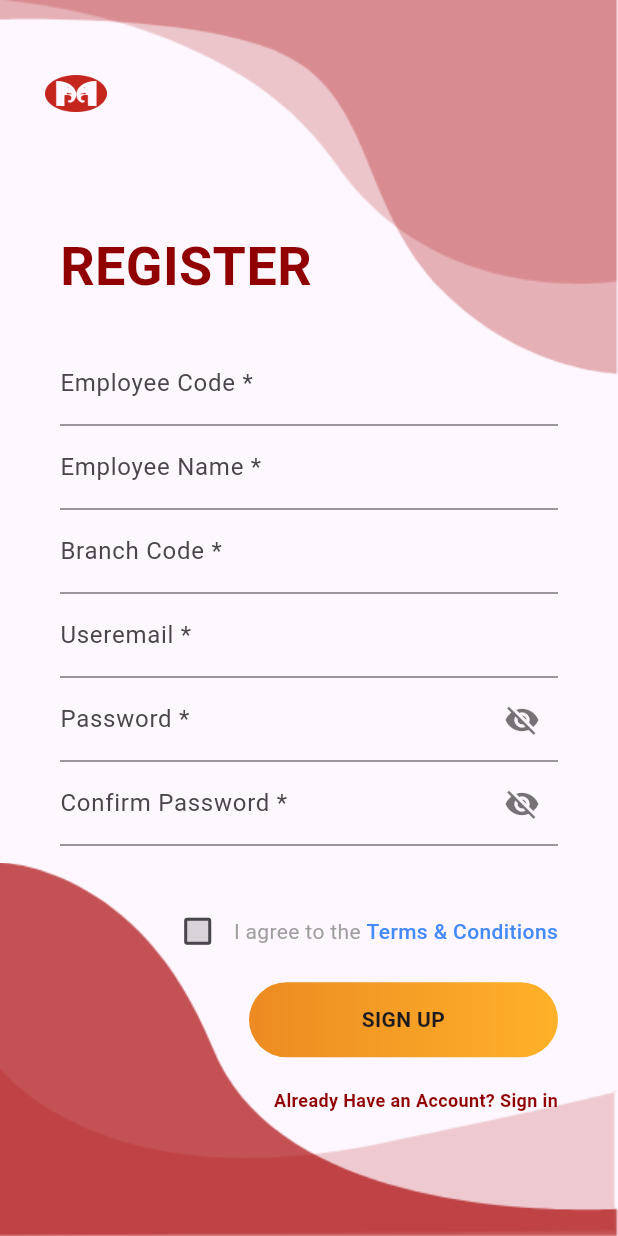
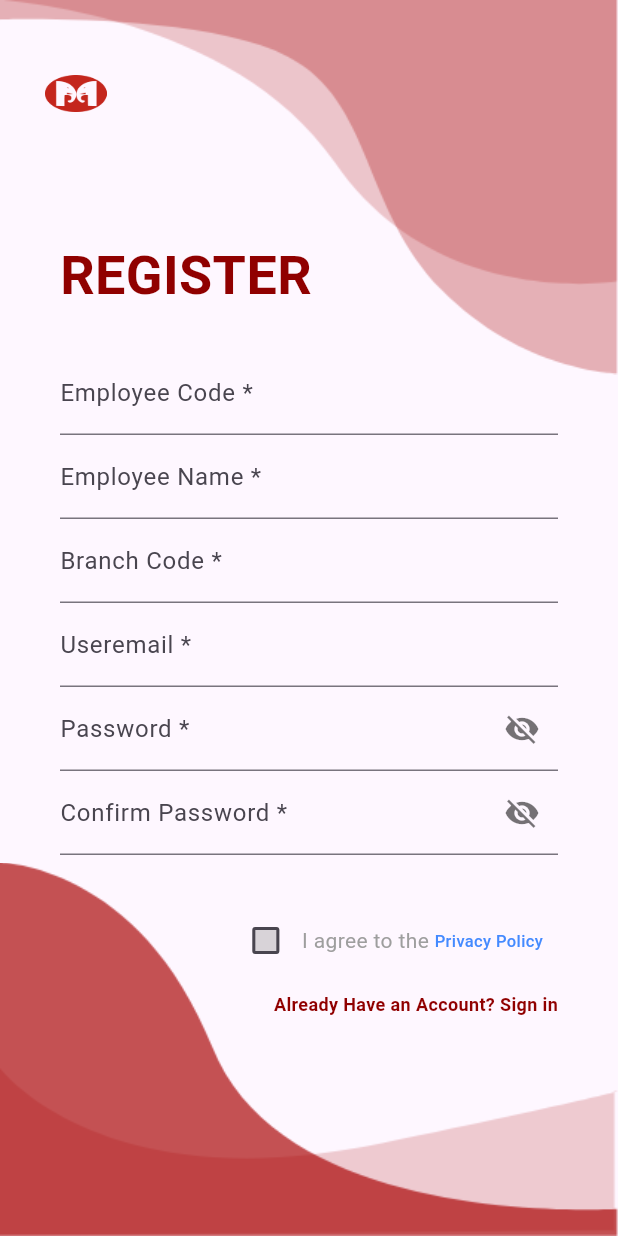
Before and after one commit to IT-Muthoot/LMS_App, a Flutter app: the RegisterScreen screen opened directly, on a phone screen of 412 x 824 dp. Run offline on Flutter 3.47's test engine with Material 3 defaults, Android fonts, the phone set to English and light mode, and no system bars; our stand-ins replace cloud_firestore, curved_navigation_bar, device_preview, dio, dotted_border, dropdown_button2 and 15 more; missing offline and left inert: material_dialogs; accounts and stored records are empty.

```diff
--- a/lib/View/RegisterPageView.dart
+++ b/lib/View/RegisterPageView.dart
@@ -269,8 +269,10 @@ class _RegisterScreenState extends State<RegisterScreen> {
 
                 Container(
                   alignment: Alignment.centerRight,
-                  margin: EdgeInsets.symmetric(horizontal: 40),
-                  child: Row(
+                  margin: EdgeInsets.symmetric(horizontal: 50),
+                  child: Column(
+                    children: [
+                      Row(
                         mainAxisAlignment: MainAxisAlignment.end,
                         children: [
                           Checkbox(
@@ -667,12 +669,15 @@ class _RegisterScreenState extends State<RegisterScreen> {
                               );
                             },
                             child: Text(
-                          'Terms & Conditions',
+                              'Privacy Policy',
                               style: TextStyle(
                                 color: Colors.blueAccent,
                                 fontWeight: FontWeight.w500,
+                                fontSize: 11
                               ),
                             ),
+                          ),
+                        ],
                       ),
                     ],
                   ),
@@ -681,7 +686,9 @@ class _RegisterScreenState extends State<RegisterScreen> {
 
 
 
-                GestureDetector(
+                Visibility(
+                  visible: isTermsAndConditionsChecked == true,
+                  child: GestureDetector(
                     onTap: () async {
                       print("Helloo");
                       if (registerformKey.currentState!.validate() ) {
@@ -790,6 +797,7 @@ class _RegisterScreenState extends State<RegisterScreen> {
                       ),
                     ),
                   ),
+                ),
 
                 Container(
                   alignment: Alignment.centerRight,
@@ -808,6 +816,9 @@ class _RegisterScreenState extends State<RegisterScreen> {
                     ),
                   ),
                 ),
+                SizedBox(
+                  height: height * 0.07,
+                )
               ],
             ),
           ),
--- a/lib/View/formPageVIiew.dart
+++ b/lib/View/formPageVIiew.dart
@@ -174,7 +174,7 @@ class _FormPageViewState extends State<FormPageView> {
   String? _selectedSalutation;
 
   final List<String> purposeVisit = [
-    //'Document Pick up',
+ //   'Document Pick up',
     'Lead Capture',
   ];
   String? selectedPurpose;
--- a/pubspec.yaml
+++ b/pubspec.yaml
@@ -65,6 +65,7 @@ dependencies:
   flutter_launcher_icons: ^0.13.1
   open_file: ^3.3.2
   flutter_smart_dialog: ^4.9.6
+  freerasp: ^6.5.1
 
 
 
```
Also changed, not shown: pubspec.lock, 6 other files. Lines whose indentation alone changed are shown as unchanged.
